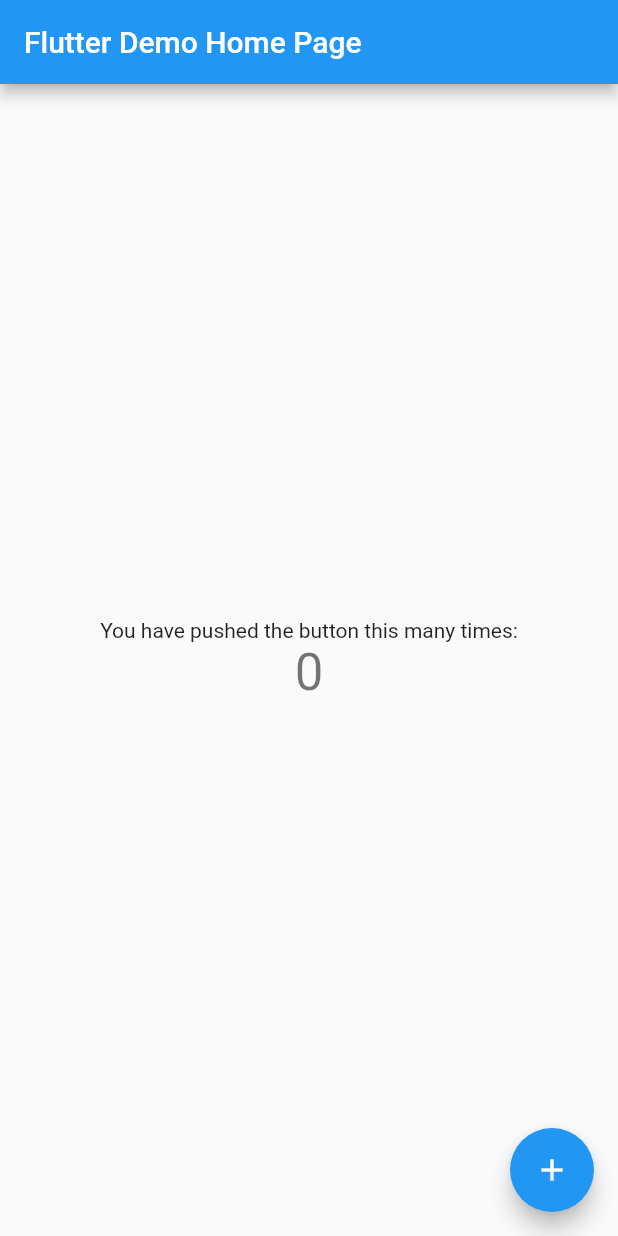
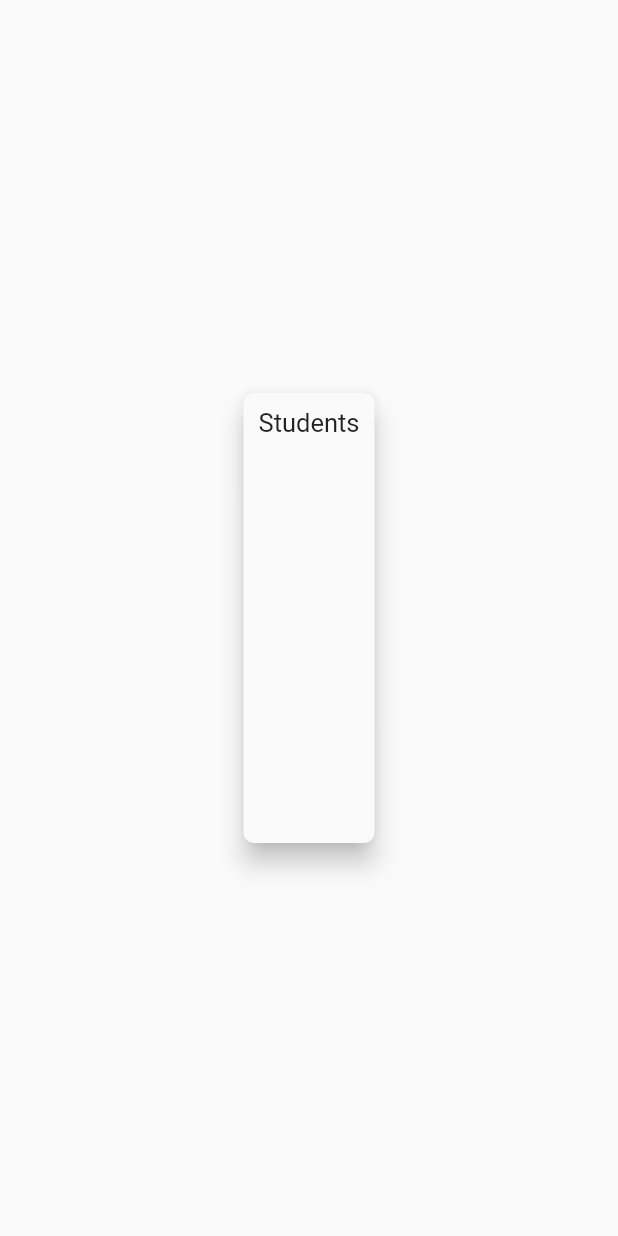
Before and after one commit to Lauren-Boone/Sensational_Science, a Flutter app: the screen it shows after launch, on a phone screen of 412 x 824 dp. Run offline on Flutter 3.47's test engine with Material 2 defaults, Android fonts, the phone set to English and light mode, and no system bars; our stand-ins replace cloud_firestore; accounts and stored records are empty.

```diff
--- a/lib/main.dart
+++ b/lib/main.dart
@@ -1,117 +1,77 @@
 import 'package:flutter/material.dart';
+import 'package:cloud_firestore/cloud_firestore.dart';
 
 void main() {
   runApp(MyApp());
 }
 
 class MyApp extends StatelessWidget {
-  // This widget is the root of your application.
+
   @override
   Widget build(BuildContext context) {
-    return MaterialApp(
-      title: 'Flutter Demo',
-      theme: ThemeData(
-        // This is the theme of your application.
-        //
-        // Try running your application with "flutter run". You'll see the
-        // application has a blue toolbar. Then, without quitting the app, try
-        // changing the primarySwatch below to Colors.green and then invoke
-        // "hot reload" (press "r" in the console where you ran "flutter run",
-        // or simply save your changes to "hot reload" in a Flutter IDE).
-        // Notice that the counter didn't reset back to zero; the application
-        // is not restarted.
-        primarySwatch: Colors.blue,
-        // This makes the visual density adapt to the platform that you run
-        // the app on. For desktop platforms, the controls will be smaller and
-        // closer together (more dense) than on mobile platforms.
-        visualDensity: VisualDensity.adaptivePlatformDensity,
-      ),
-      home: MyHomePage(title: 'Flutter Demo Home Page'),
+    return new MaterialApp(
+      home: new MyHomePage(),
     );
   }
 }
 
 class MyHomePage extends StatefulWidget {
-  MyHomePage({Key key, this.title}) : super(key: key);
-
-  // This widget is the home page of your application. It is stateful, meaning
-  // that it has a State object (defined below) that contains fields that affect
-  // how it looks.
-
-  // This class is the configuration for the state. It holds the values (in this
-  // case the title) provided by the parent (in this case the App widget) and
-  // used by the build method of the State. Fields in a Widget subclass are
-  // always marked "final".
-
-  final String title;
 
   @override
-  _MyHomePageState createState() => _MyHomePageState();
+  _MyHomePageState createState() => new _MyHomePageState();
 }
 
 class _MyHomePageState extends State<MyHomePage> {
-  int _counter = 0;
-
-  void _incrementCounter() {
-    setState(() {
-      // This call to setState tells the Flutter framework that something has
-      // changed in this State, which causes it to rerun the build method below
-      // so that the display can reflect the updated values. If we changed
-      // _counter without calling setState(), then the build method would not be
-      // called again, and so nothing would appear to happen.
-      _counter++;
-    });
-  }
 
   @override
   Widget build(BuildContext context) {
-    // This method is rerun every time setState is called, for instance as done
-    // by the _incrementCounter method above.
-    //
-    // The Flutter framework has been optimized to make rerunning build methods
-    // fast, so that you can just rebuild anything that needs updating rather
-    // than having to individually change instances of widgets.
-    return Scaffold(
-      appBar: AppBar(
-        // Here we take the value from the MyHomePage object that was created by
-        // the App.build method, and use it to set our appbar title.
-        title: Text(widget.title),
-      ),
-      body: Center(
-        // Center is a layout widget. It takes a single child and positions it
-        // in the middle of the parent.
-        child: Column(
-          // Column is also a layout widget. It takes a list of children and
-          // arranges them vertically. By default, it sizes itself to fit its
-          // children horizontally, and tries to be as tall as its parent.
-          //
-          // Invoke "debug painting" (press "p" in the console, choose the
-          // "Toggle Debug Paint" action from the Flutter Inspector in Android
-          // Studio, or the "Toggle Debug Paint" command in Visual Studio Code)
-          // to see the wireframe for each widget.
-          //
-          // Column has various properties to control how it sizes itself and
-          // how it positions its children. Here we use mainAxisAlignment to
-          // center the children vertically; the main axis here is the vertical
-          // axis because Columns are vertical (the cross axis would be
-          // horizontal).
-          mainAxisAlignment: MainAxisAlignment.center,
-          children: <Widget>[
-            Text(
-              'You have pushed the button this many times:',
-            ),
-            Text(
-              '$_counter',
-              style: Theme.of(context).textTheme.headline4,
-            ),
-          ],
+
+    return new Scaffold(
+      body: new Center(
+        child: Material(
+          elevation: 7.0,
+          borderRadius: BorderRadius.circular(7.0),
+          child: Container(
+            height: 300.0,
+            padding: EdgeInsets.all(10.0),
+            child: Column(
+              crossAxisAlignment: CrossAxisAlignment.start,
+              children: <Widget>[
+                Text(
+                  'Students',
+                  style: TextStyle(
+                    fontSize: 17.0
+                  ),
+                ),
+                SizedBox(height: 45.0)
+              ],))
         ),
       ),
-      floatingActionButton: FloatingActionButton(
-        onPressed: _incrementCounter,
-        tooltip: 'Increment',
-        child: Icon(Icons.add),
-      ), // This trailing comma makes auto-formatting nicer for build methods.
     );
   }
 }
+
+class ClassListPage extends StatelessWidget{
+  @override
+
+  Widget build(BuildContext context){
+    return new StreamBuilder<QuerySnapshot>(
+      stream: Firestore.instance.collection('Teachers').snapshots(),
+      builder:(BuildContext conetext, AsyncSnapshot<QuerySnapshot> snapshot){
+        if(!snapshot.hasData)return new Text('..Loading');
+        return new ListView(
+          children: snapshot.data.documents.map((document){
+            return new ListTile(
+              title: new ListTile(
+                title: new Text(document['name']),
+
+              ),
+            );
+
+          }).toList(),
+          );
+      }
+
+    );
+  }
+}
```
